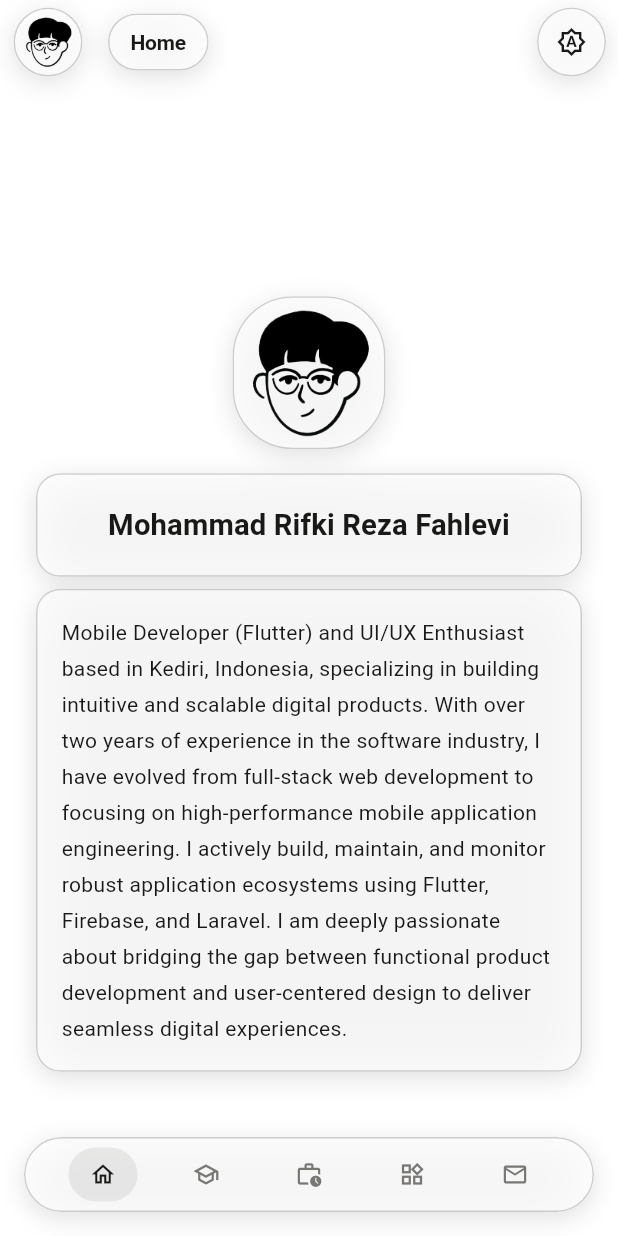
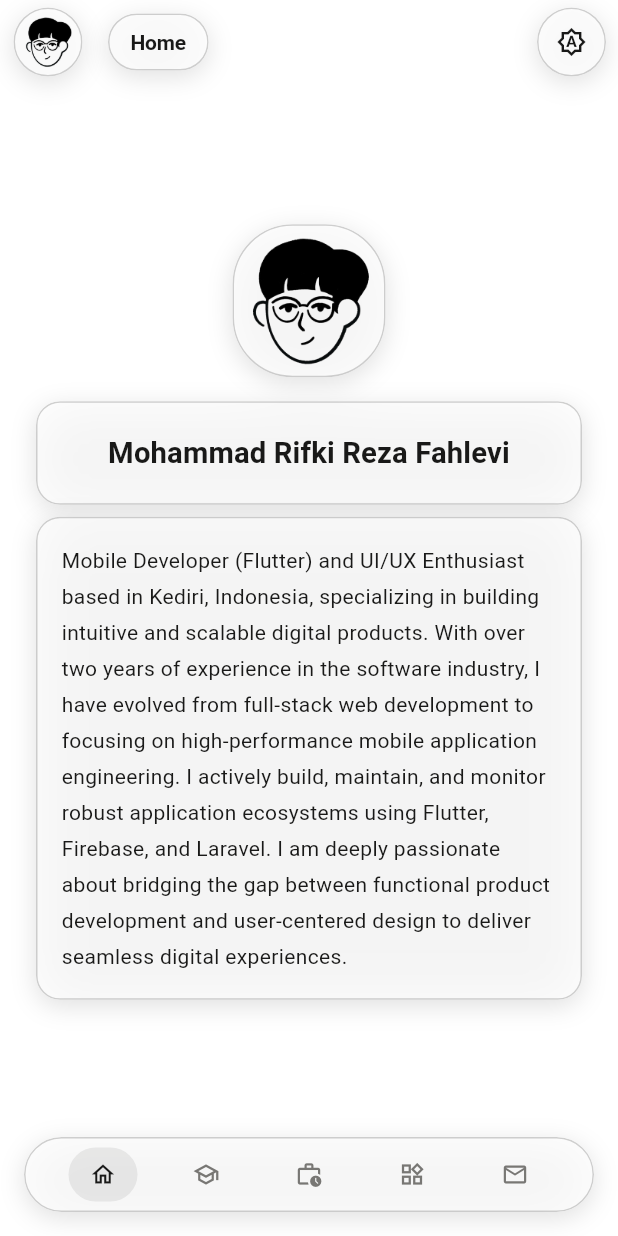
Before and after one commit to refdevteam/ref_porto, a Flutter app: the screen it shows after launch, on a phone screen of 412 x 824 dp. Run offline on Flutter 3.47's test engine with Material 3 defaults, Android fonts, the phone set to English and light mode, and no system bars; our stand-ins replace flutter_map, go_router, latlong2, shared_preferences, supabase_flutter; accounts and stored records are empty.

Commit message:
fix: center resume card against real body height on mobile

```diff
--- a/lib/features/home/views/home_mobile.dart
+++ b/lib/features/home/views/home_mobile.dart
@@ -14,14 +14,20 @@ class HomeMobileScreen extends StatefulWidget {
 class _HomeMobileScreenState extends State<HomeMobileScreen> {
   @override
   Widget build(BuildContext context) {
+    // Overlay navbar melayang: panel 48px + jarak bawah 16px.
+    final double navOverlay = 64 + MediaQuery.of(context).viewPadding.bottom;
+
+    return LayoutBuilder(
+      builder: (BuildContext context, BoxConstraints constraints) {
         return SingleChildScrollView(
-      child: SafeArea(
           child: ConstrainedBox(
-          constraints: BoxConstraints(maxHeight: 800),
+            constraints: BoxConstraints(minHeight: constraints.maxHeight),
             child: Padding(
-            padding: const EdgeInsets.symmetric(
-              horizontal: 24.0,
-              vertical: 24.0,
+              padding: EdgeInsets.only(
+                left: 24.0,
+                right: 24.0,
+                top: 24.0,
+                bottom: 24.0 + navOverlay,
               ),
               child: ConstrainedBox(
                 constraints: BoxConstraints(maxWidth: 400),
@@ -35,7 +41,8 @@ class _HomeMobileScreenState extends State<HomeMobileScreen> {
               ),
             ),
           ),
-      ),
+        );
+      },
     );
   }
 }
```
Lines whose indentation alone changed are shown as unchanged.
